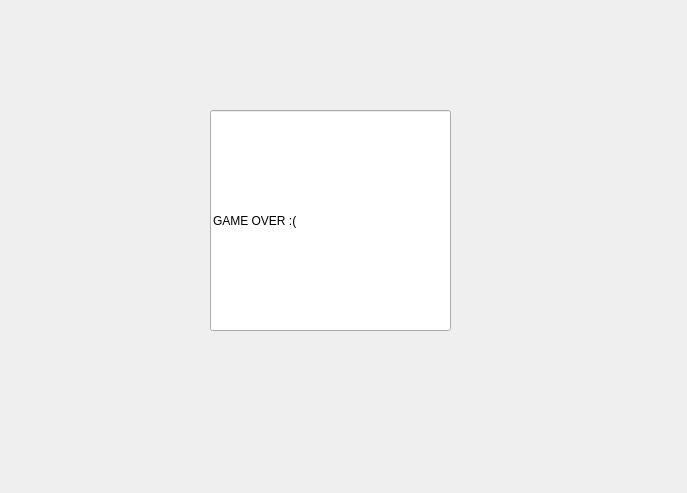
First picture: the form in gameover.ui, repository my612/MatchingCards, before the edit.
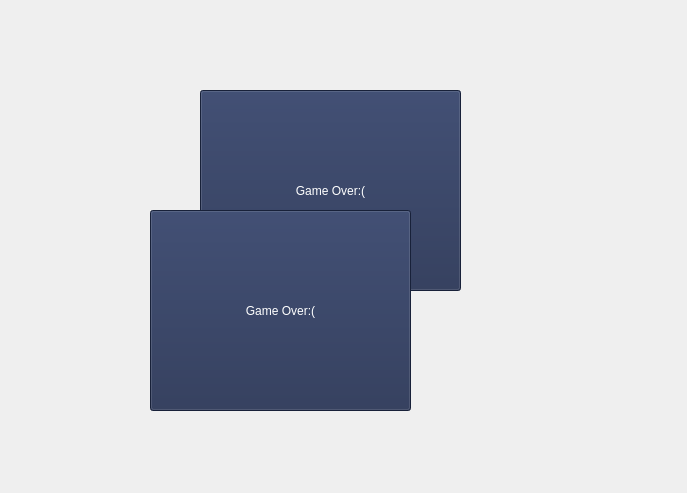
Second picture: the form after the edit.

Diff of the .ui file:
```diff
--- a/gameover.ui
+++ b/gameover.ui
@@ -13,21 +13,40 @@
   <property name="windowTitle">
    <string>Dialog</string>
   </property>
-  <widget class="QLineEdit" name="endgame">
+  <widget class="QToolButton" name="gameend">
    <property name="geometry">
     <rect>
-     <x>210</x>
-     <y>110</y>
-     <width>241</width>
-     <height>221</height>
+     <x>200</x>
+     <y>90</y>
+     <width>261</width>
+     <height>201</height>
     </rect>
    </property>
    <property name="styleSheet">
-    <string notr="true">font: 700 26pt &quot;Segoe UI&quot;;
-</string>
+    <string notr="true">font: 700 9pt &quot;Segoe Print&quot;;
+color: rgb(255, 255, 255);
+background-color: rgb(34, 46, 80);</string>
    </property>
    <property name="text">
-    <string>GAME OVER :(</string>
+    <string>Game Over:(</string>
+   </property>
+  </widget>
+  <widget class="QToolButton" name="gameend_2">
+   <property name="geometry">
+    <rect>
+     <x>150</x>
+     <y>210</y>
+     <width>261</width>
+     <height>201</height>
+    </rect>
+   </property>
+   <property name="styleSheet">
+    <string notr="true">font: 700 9pt &quot;Segoe Print&quot;;
+color: rgb(255, 255, 255);
+background-color: rgb(34, 46, 80);</string>
+   </property>
+   <property name="text">
+    <string>Game Over:(</string>
    </property>
   </widget>
  </widget>
```
